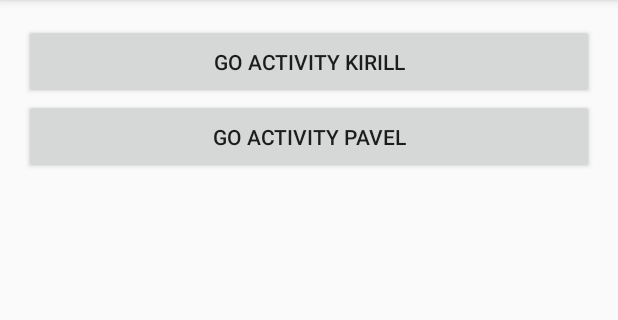
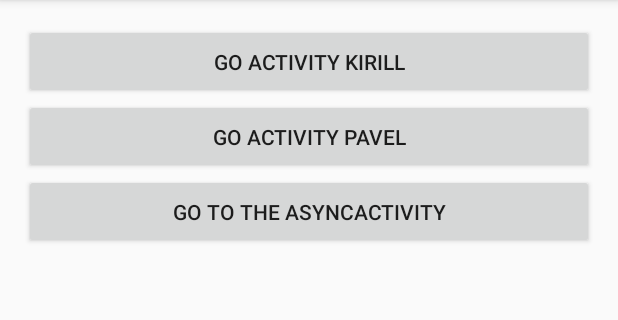
Before and after one commit to masster001/CompainRepo, an Android app: the screen it shows after launch (MainActivity), on a phone screen of 412 x 824 dp, the part 84-404 px from its top. Run offline under Robolectric (Android 15) with nearby library versions, the phone set to English and light mode, and no system bars.

```diff
--- a/app/src/main/AndroidManifest.xml
+++ b/app/src/main/AndroidManifest.xml
@@ -9,6 +9,8 @@
             android:roundIcon="@mipmap/ic_launcher_round"
             android:supportsRtl="true"
             android:theme="@style/AppTheme">
+        <activity android:name=".AsyncActivity">
+        </activity>
         <activity android:name=".Pavel_Activity.HomeWork21.PHW21MainActivity">
         </activity>
         <activity android:name=".Pavel_Activity.HomeWork20.PHW20MainActivity">
--- a/app/src/main/java/com/masstersoft/compainrepo/MainActivity.kt
+++ b/app/src/main/java/com/masstersoft/compainrepo/MainActivity.kt
@@ -1,11 +1,10 @@
 package com.masstersoft.compainrepo
 
 import android.content.Intent
+import android.os.Bundle
 import androidx.appcompat.app.AppCompatActivity
-import android.os.Bundle
 import com.masstersoft.compainrepo.Pavel_Activity.PavelMainActivity
 import kotlinx.android.synthetic.main.activity_main.*
-import kotlinx.android.synthetic.main.activity_main.btn1
 
 class MainActivity : AppCompatActivity() {
 
@@ -21,6 +20,10 @@ class MainActivity : AppCompatActivity() {
         btn2.setOnClickListener {
             startActivity(Intent(this, PavelMainActivity::class.java))
         }
+
+        btn3.setOnClickListener {
+            startActivity(Intent(this, AsyncActivity::class.java))
+        }
     }
 
 }
--- a/app/src/main/res/layout/activity_main.xml
+++ b/app/src/main/res/layout/activity_main.xml
@@ -19,4 +19,10 @@
             android:text="Go Activity Pavel"
             android:id="@+id/btn2"/>
 
+    <Button
+            android:layout_width="match_parent"
+            android:layout_height="50dp"
+            android:text="Go to the AsyncActivity"
+            android:id="@+id/btn3"/>
+
 </LinearLayout>
```
Also changed, not shown: app/src/main/java/com/masstersoft/compainrepo/AsyncActivity.kt (added, +12 -0 lines), app/src/main/res/layout/activity_async.xml (added, +10 -0 lines).
